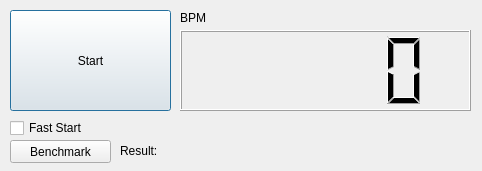
First picture: the form in UIBeta.ui, repository nKiux/Corazon, before the edit.
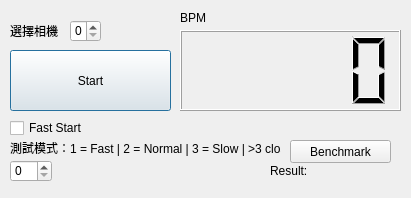
Second picture: the form after the edit.

Diff of the .ui file:
```diff
--- a/UIBeta.ui
+++ b/UIBeta.ui
@@ -6,8 +6,8 @@
    <rect>
     <x>0</x>
     <y>0</y>
-    <width>482</width>
-    <height>171</height>
+    <width>411</width>
+    <height>198</height>
    </rect>
   </property>
   <property name="windowTitle">
@@ -17,9 +17,9 @@
    <property name="geometry">
     <rect>
      <x>10</x>
-     <y>10</y>
+     <y>50</y>
      <width>161</width>
-     <height>101</height>
+     <height>61</height>
     </rect>
    </property>
    <property name="text">
@@ -31,7 +31,7 @@
     <rect>
      <x>180</x>
      <y>30</y>
-     <width>291</width>
+     <width>221</width>
      <height>81</height>
     </rect>
    </property>
@@ -41,7 +41,7 @@
     <rect>
      <x>180</x>
      <y>10</y>
-     <width>101</width>
+     <width>221</width>
      <height>16</height>
     </rect>
    </property>
@@ -54,7 +54,7 @@
     <rect>
      <x>10</x>
      <y>120</y>
-     <width>73</width>
+     <width>181</width>
      <height>16</height>
     </rect>
    </property>
@@ -65,7 +65,7 @@
   <widget class="QPushButton" name="pushButton_2">
    <property name="geometry">
     <rect>
-     <x>10</x>
+     <x>290</x>
      <y>140</y>
      <width>101</width>
      <height>23</height>
@@ -78,9 +78,9 @@
   <widget class="QLabel" name="label_2">
    <property name="geometry">
     <rect>
-     <x>120</x>
-     <y>140</y>
-     <width>47</width>
+     <x>270</x>
+     <y>160</y>
+     <width>121</width>
      <height>21</height>
     </rect>
    </property>
@@ -88,6 +88,52 @@
     <string>Result:</string>
    </property>
   </widget>
+  <widget class="QSpinBox" name="camSpin">
+   <property name="geometry">
+    <rect>
+     <x>70</x>
+     <y>20</y>
+     <width>31</width>
+     <height>22</height>
+    </rect>
+   </property>
+  </widget>
+  <widget class="QLabel" name="label_3">
+   <property name="geometry">
+    <rect>
+     <x>10</x>
+     <y>20</y>
+     <width>61</width>
+     <height>21</height>
+    </rect>
+   </property>
+   <property name="text">
+    <string>選擇相機</string>
+   </property>
+  </widget>
+  <widget class="QSpinBox" name="modeSpin">
+   <property name="geometry">
+    <rect>
+     <x>10</x>
+     <y>160</y>
+     <width>42</width>
+     <height>22</height>
+    </rect>
+   </property>
+  </widget>
+  <widget class="QLabel" name="label_4">
+   <property name="geometry">
+    <rect>
+     <x>10</x>
+     <y>140</y>
+     <width>271</width>
+     <height>16</height>
+    </rect>
+   </property>
+   <property name="text">
+    <string>測試模式：1 = Fast | 2 = Normal | 3 = Slow | &gt;3 close</string>
+   </property>
+  </widget>
  </widget>
  <resources/>
  <connections/>
```
